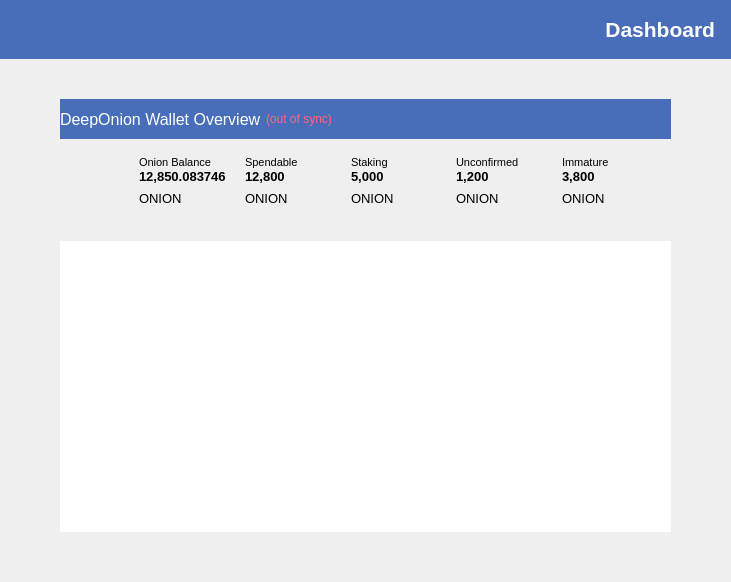
Old version of the form src/qt/forms/overviewpage.ui in the repository deeponion/deeponion.
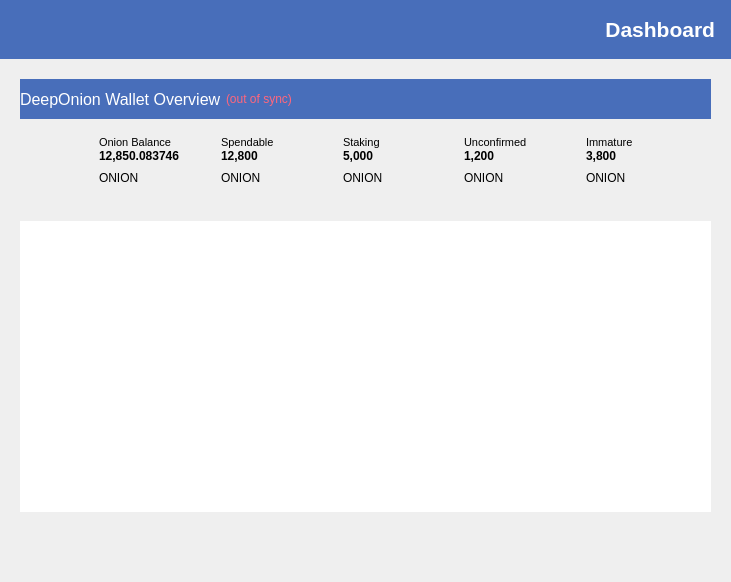
New version of the form. Icons and pictures are not drawn.

Commit message: fixed various page screen size

Diff of the .ui file:
```diff
--- a/src/qt/forms/overviewpage.ui
+++ b/src/qt/forms/overviewpage.ui
@@ -73,12 +73,12 @@
         <enum>Qt::Vertical</enum>
        </property>
        <property name="sizeType">
-        <enum>QSizePolicy::Fixed</enum>
+        <enum>QSizePolicy::Minimum</enum>
        </property>
        <property name="sizeHint" stdset="0">
         <size>
          <width>20</width>
-         <height>40</height>
+         <height>20</height>
         </size>
        </property>
       </spacer>
@@ -94,11 +94,11 @@
           <enum>Qt::Horizontal</enum>
          </property>
          <property name="sizeType">
-          <enum>QSizePolicy::Fixed</enum>
+          <enum>QSizePolicy::Minimum</enum>
          </property>
          <property name="sizeHint" stdset="0">
           <size>
-           <width>60</width>
+           <width>20</width>
            <height>20</height>
           </size>
          </property>
@@ -299,7 +299,7 @@
                       <widget class="QLabel" name="labelTotal">
                        <property name="font">
                         <font>
-                         <pointsize>10</pointsize>
+                         <pointsize>9</pointsize>
                          <weight>75</weight>
                          <bold>true</bold>
                         </font>
@@ -319,7 +319,7 @@
                       <widget class="QLabel" name="labelTotalUnit">
                        <property name="font">
                         <font>
-                         <pointsize>10</pointsize>
+                         <pointsize>9</pointsize>
                         </font>
                        </property>
                        <property name="text">
@@ -359,7 +359,7 @@
                       <widget class="QLabel" name="labelBalance">
                        <property name="font">
                         <font>
-                         <pointsize>10</pointsize>
+                         <pointsize>9</pointsize>
                          <weight>75</weight>
                          <bold>true</bold>
                         </font>
@@ -379,7 +379,7 @@
                       <widget class="QLabel" name="labelBalanceUnit">
                        <property name="font">
                         <font>
-                         <pointsize>10</pointsize>
+                         <pointsize>9</pointsize>
                         </font>
                        </property>
                        <property name="text">
@@ -419,7 +419,7 @@
                       <widget class="QLabel" name="labelStake">
                        <property name="font">
                         <font>
-                         <pointsize>10</pointsize>
+                         <pointsize>9</pointsize>
                          <weight>75</weight>
                          <bold>true</bold>
                         </font>
@@ -439,7 +439,7 @@
                       <widget class="QLabel" name="labelStakeUnit">
                        <property name="font">
                         <font>
-                         <pointsize>10</pointsize>
+                         <pointsize>9</pointsize>
                         </font>
                        </property>
                        <property name="text">
@@ -479,7 +479,7 @@
                       <widget class="QLabel" name="labelUnconfirmed">
                        <property name="font">
                         <font>
-                         <pointsize>10</pointsize>
+                         <pointsize>9</pointsize>
                          <weight>75</weight>
                          <bold>true</bold>
                         </font>
@@ -499,7 +499,7 @@
                       <widget class="QLabel" name="labelUnconfirmedUnit">
                        <property name="font">
                         <font>
-                         <pointsize>10</pointsize>
+                         <pointsize>9</pointsize>
                         </font>
                        </property>
                        <property name="text">
@@ -539,7 +539,7 @@
                       <widget class="QLabel" name="labelImmature">
                        <property name="font">
                         <font>
-                         <pointsize>10</pointsize>
+                         <pointsize>9</pointsize>
                          <weight>75</weight>
                          <bold>true</bold>
                         </font>
@@ -559,7 +559,7 @@
                       <widget class="QLabel" name="labelImmatureUnit">
                        <property name="font">
                         <font>
-                         <pointsize>10</pointsize>
+                         <pointsize>9</pointsize>
                         </font>
                        </property>
                        <property name="text">
@@ -692,11 +692,11 @@
           <enum>Qt::Horizontal</enum>
          </property>
          <property name="sizeType">
-          <enum>QSizePolicy::Fixed</enum>
+          <enum>QSizePolicy::Minimum</enum>
          </property>
          <property name="sizeHint" stdset="0">
           <size>
-           <width>60</width>
+           <width>20</width>
            <height>20</height>
           </size>
          </property>
```
The commit also changes 2 other files.
